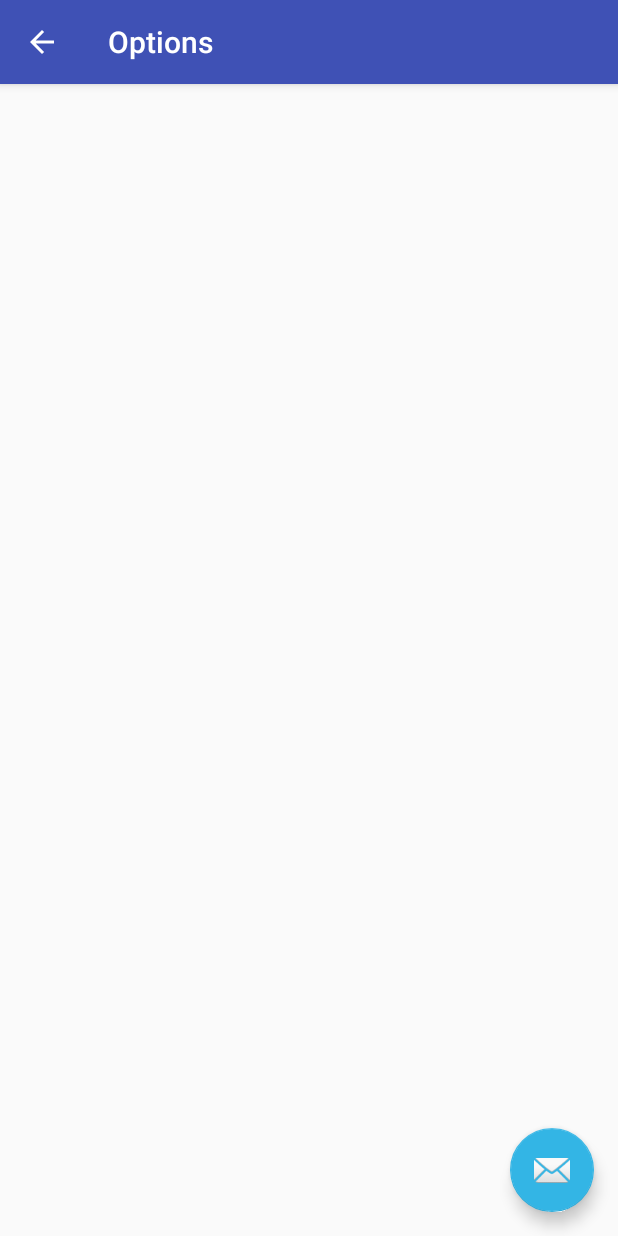
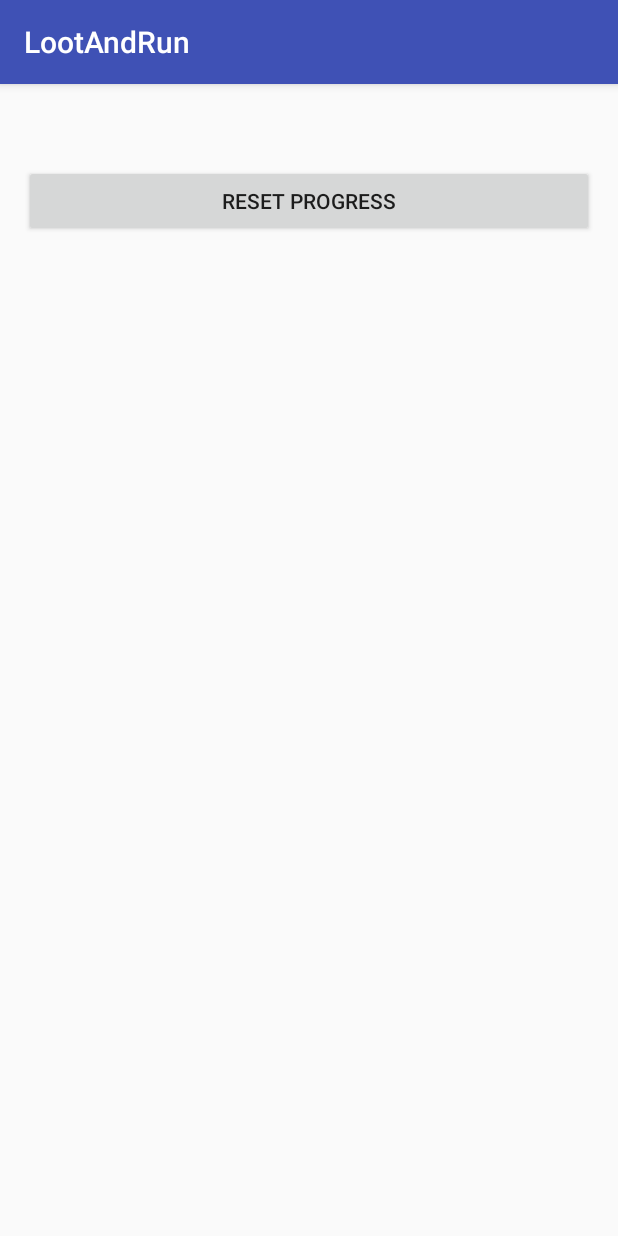
Before and after one commit to Danno-Banano/Processes-Project, an Android app: the Options screen opened directly, with no data from a screen before it, on a phone screen of 412 x 824 dp. Run offline under Robolectric (Android 15) with nearby library versions, the phone set to English and light mode, and no system bars.

Commit message:
Altered options menu to have actual options

```diff
--- a/LootAndRun/app/src/main/java/processes_project/lootandrun/MainMap.java
+++ b/LootAndRun/app/src/main/java/processes_project/lootandrun/MainMap.java
@@ -86,7 +86,7 @@ public class MainMap extends FragmentActivity
         mainPlayer.addItemToInventory(new Item("Machine Gun", 5, "Weapon"));
         mainPlayer.addItemToInventory(new Item("Chain Saw", 4, "Weapon"));
         mainPlayer.addItemToInventory(new Item("Helmet", 4, "Armor"));
-        mainPlayer.addItemToInventory(new Item("Morphin", 4, "First Aid"));
+        mainPlayer.addItemToInventory(new Item("Morphine", 4, "First Aid"));
         mainPlayer.addItemToInventory(new Item("Ball Cap", 1, "Armor"));
 
 
--- a/LootAndRun/app/src/main/java/processes_project/lootandrun/Options.java
+++ b/LootAndRun/app/src/main/java/processes_project/lootandrun/Options.java
@@ -1,11 +1,9 @@
 package processes_project.lootandrun;
 
 import android.os.Bundle;
-import android.support.design.widget.FloatingActionButton;
-import android.support.design.widget.Snackbar;
 import android.support.v7.app.AppCompatActivity;
-import android.support.v7.widget.Toolbar;
-import android.view.View;
+
+import java.util.ArrayList;
 
 public class Options extends AppCompatActivity {
 
@@ -13,18 +11,11 @@ public class Options extends AppCompatActivity {
     protected void onCreate(Bundle savedInstanceState) {
         super.onCreate(savedInstanceState);
         setContentView(R.layout.activity_options);
-        Toolbar toolbar = (Toolbar) findViewById(R.id.toolbar);
-        setSupportActionBar(toolbar);
-
-        FloatingActionButton fab = (FloatingActionButton) findViewById(R.id.fab);
-        fab.setOnClickListener(new View.OnClickListener() {
-            @Override
-            public void onClick(View view) {
-                Snackbar.make(view, "Replace with your own action", Snackbar.LENGTH_LONG)
-                        .setAction("Action", null).show();
-            }
-        });
-        getSupportActionBar().setDisplayHomeAsUpEnabled(true);
     }
 
+    private void progressReset() {
+        ArrayList<Item> emptyInventory = new ArrayList<>();
+        MainMap.getMainPlayer().setHealth(100);
+        MainMap.getMainPlayer().setInventory(emptyInventory);
+    }
 }
--- a/LootAndRun/app/src/main/res/layout/activity_options.xml
+++ b/LootAndRun/app/src/main/res/layout/activity_options.xml
@@ -1,34 +1,22 @@
 <?xml version="1.0" encoding="utf-8"?>
-<android.support.design.widget.CoordinatorLayout xmlns:android="http://schemas.android.com/apk/res/android"
-    xmlns:app="http://schemas.android.com/apk/res-auto"
+<RelativeLayout xmlns:android="http://schemas.android.com/apk/res/android"
     xmlns:tools="http://schemas.android.com/tools"
     android:layout_width="match_parent"
     android:layout_height="match_parent"
-    android:fitsSystemWindows="true"
+    android:paddingBottom="@dimen/activity_vertical_margin"
+    android:paddingLeft="@dimen/activity_horizontal_margin"
+    android:paddingRight="@dimen/activity_horizontal_margin"
+    android:paddingTop="@dimen/activity_vertical_margin"
     tools:context="processes_project.lootandrun.Options">
 
-    <android.support.design.widget.AppBarLayout
-        android:layout_width="match_parent"
-        android:layout_height="wrap_content"
-        android:theme="@style/AppTheme.AppBarOverlay">
-
-        <android.support.v7.widget.Toolbar
-            android:id="@+id/toolbar"
-            android:layout_width="match_parent"
-            android:layout_height="?attr/actionBarSize"
-            android:background="?attr/colorPrimary"
-            app:popupTheme="@style/AppTheme.PopupOverlay" />
-
-    </android.support.design.widget.AppBarLayout>
-
-    <include layout="@layout/content_options" />
-
-    <android.support.design.widget.FloatingActionButton
-        android:id="@+id/fab"
+    <Button
         android:layout_width="wrap_content"
         android:layout_height="wrap_content"
-        android:layout_gravity="bottom|end"
-        android:layout_margin="@dimen/fab_margin"
-        android:src="@android:drawable/ic_dialog_email" />
-
-</android.support.design.widget.CoordinatorLayout>
+        android:text="Reset Progress"
+        android:id="@+id/button4"
+        android:layout_alignParentTop="true"
+        android:layout_alignParentStart="true"
+        android:layout_marginTop="38dp"
+        android:onClick="progressReset"
+        android:layout_alignParentEnd="true" />
+</RelativeLayout>
--- a/LootAndRun/app/src/main/res/layout/content_options.xml
+++ /dev/null
@@ -1,15 +0,0 @@
-<?xml version="1.0" encoding="utf-8"?>
-<RelativeLayout xmlns:android="http://schemas.android.com/apk/res/android"
-    xmlns:app="http://schemas.android.com/apk/res-auto"
-    xmlns:tools="http://schemas.android.com/tools"
-    android:layout_width="match_parent"
-    android:layout_height="match_parent"
-    android:paddingBottom="@dimen/activity_vertical_margin"
-    android:paddingLeft="@dimen/activity_horizontal_margin"
-    android:paddingRight="@dimen/activity_horizontal_margin"
-    android:paddingTop="@dimen/activity_vertical_margin"
-    app:layout_behavior="@string/appbar_scrolling_view_behavior"
-    tools:context="processes_project.lootandrun.Options"
-    tools:showIn="@layout/activity_options">
-
-</RelativeLayout>
```
Also changed, not shown: LootAndRun/app/src/main/AndroidManifest.xml (+2 -10 lines).
